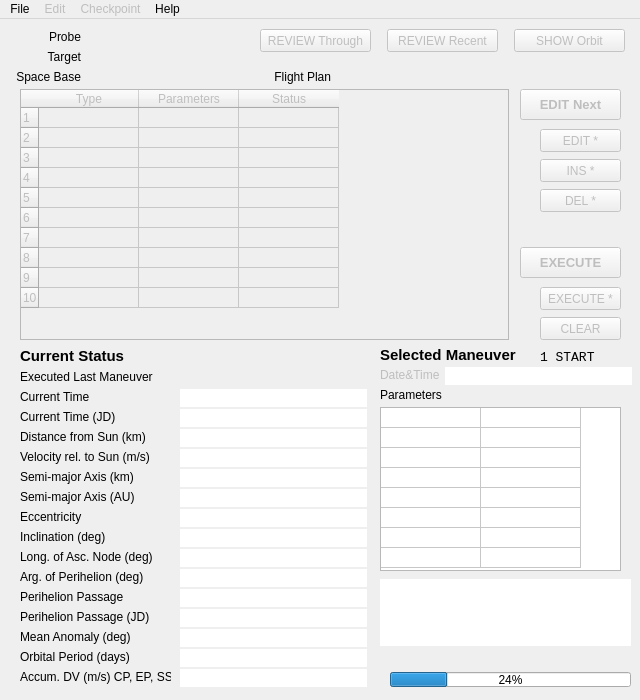
Old version of the form source/ui/mainwindow.ui in the repository whiskie14142/SolarSystemVoyager.
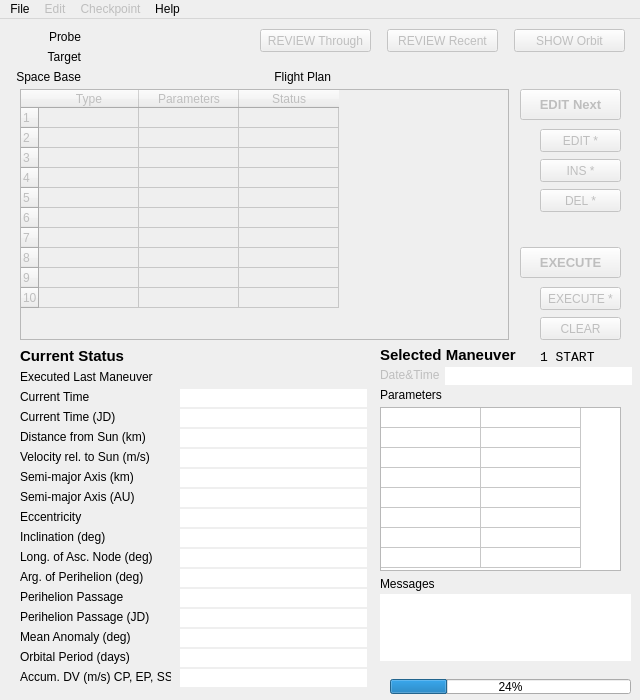
New version of the form.

What changed in the file:
```diff
--- a/source/ui/mainwindow.ui
+++ b/source/ui/mainwindow.ui
@@ -780,7 +780,7 @@
     <property name="geometry">
      <rect>
       <x>380</x>
-      <y>633</y>
+      <y>644</y>
       <width>241</width>
       <height>16</height>
      </rect>
@@ -796,7 +796,7 @@
     <property name="geometry">
      <rect>
       <x>390</x>
-      <y>653</y>
+      <y>660</y>
       <width>241</width>
       <height>15</height>
      </rect>
@@ -1334,7 +1334,7 @@
     <property name="geometry">
      <rect>
       <x>380</x>
-      <y>560</y>
+      <y>575</y>
       <width>251</width>
       <height>67</height>
      </rect>
@@ -1369,6 +1369,19 @@
      <bool>true</bool>
     </property>
    </widget>
+   <widget class="QLabel" name="label_24">
+    <property name="geometry">
+     <rect>
+      <x>380</x>
+      <y>557</y>
+      <width>131</width>
+      <height>16</height>
+     </rect>
+    </property>
+    <property name="text">
+     <string>Messages</string>
+    </property>
+   </widget>
   </widget>
   <widget class="QMenuBar" name="menubar">
    <property name="geometry">
```
Left out of the diff: 43 changed lines with no effect on the pictures.
